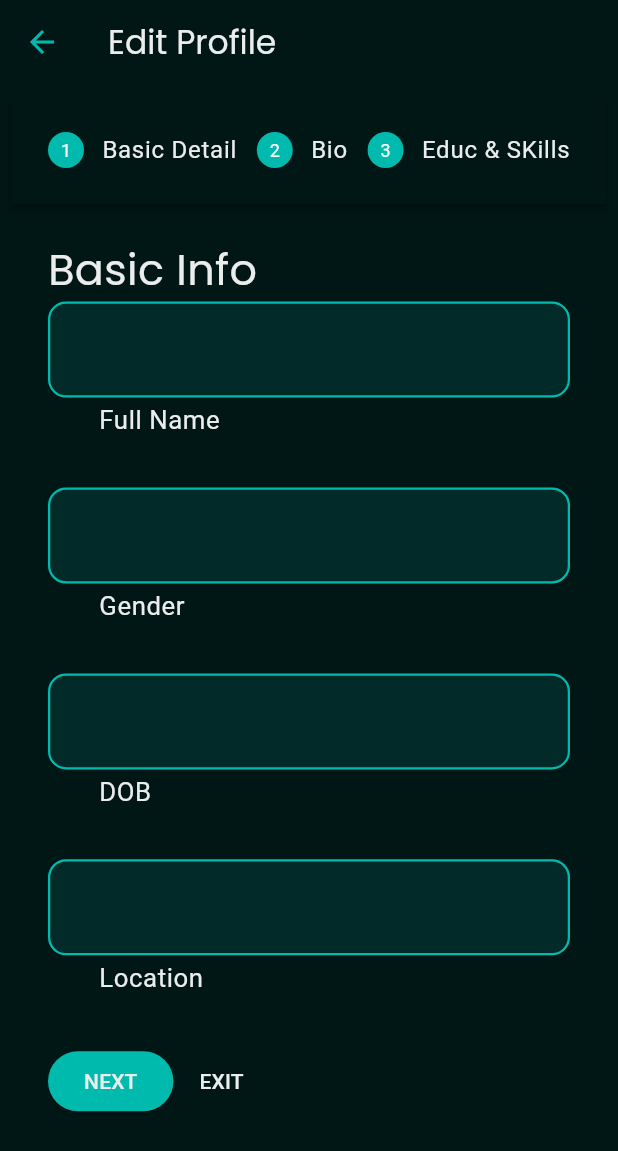
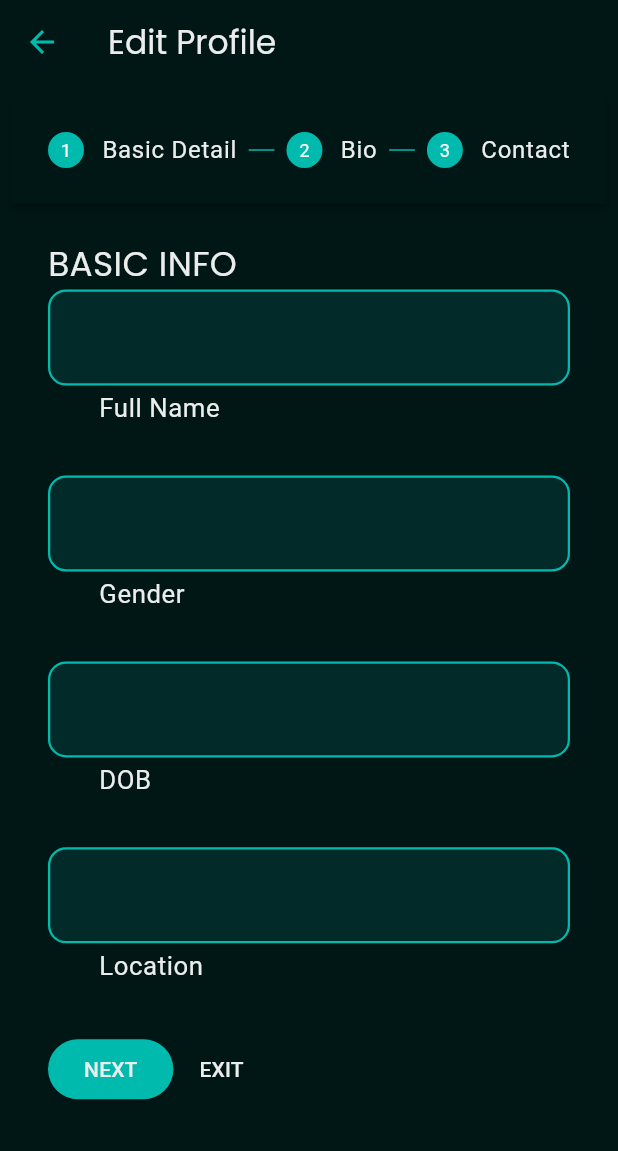
Before and after one commit to VivekYadavDeveloper/Jobs, a Flutter app: the EditUserProfileScreen screen opened directly, on a phone screen of 412 x 824 dp. Shown: the top 1151 px of the screen. Run offline on Flutter 3.47's test engine with Material 2 defaults, Android fonts, the phone set to English and light mode, and no system bars; our stand-ins replace flutter_screenutil, font_awesome_flutter, google_fonts, otp_text_field; missing offline and left inert: flutter_stripe.

Commit message:
Edit Screen / Fix Next Button/ Detail Screen

```diff
--- a/lib/view/editUserProfile/edit.user.profile.dart
+++ b/lib/view/editUserProfile/edit.user.profile.dart
@@ -35,13 +35,7 @@ class _EditUserProfileScreenState extends State<EditUserProfileScreen> {
       //   child: const FaIcon(FontAwesomeIcons.arrowRight),
       // ),
       appBar: AppBar(
-        // leading: Center(
-        //   child: InkWell(
-        //       onTap: () {
-        //         Navigator.pop(context);
-        //       },
-        //       child: FaIcon(FontAwesomeIcons.arrowLeft)),
-        // ),
+
         backgroundColor: AppColors.primaryColor,
         title: Text(
           "Edit Profile",
@@ -75,7 +69,7 @@ class _EditUserProfileScreenState extends State<EditUserProfileScreen> {
                           ),
                         ),
                         child: Text(
-                          _currentIndex == 2 ? "SUBMIT" : "NEXT",
+                          _currentIndex == 2 ? "DONE" : "NEXT",
                           // continued() == true ? "NEXT":"SUBMIT" ,
                           style: TextStyle(color: AppColors.whiteColor),
                         ),
@@ -107,9 +101,9 @@ class _EditUserProfileScreenState extends State<EditUserProfileScreen> {
                       crossAxisAlignment: CrossAxisAlignment.start,
                       children: <Widget>[
                         Text(
-                          "Basic Info",
+                          "BASIC INFO",
                           style: TextStyle(
-                              fontSize: 25.sp, color: AppColors.whiteColor),
+                              fontSize: 20.sp, color: AppColors.whiteColor),
                         ),
                         CustomTextField.customTextField(
                           helperText: "Full Name",
@@ -156,36 +150,24 @@ class _EditUserProfileScreenState extends State<EditUserProfileScreen> {
                       crossAxisAlignment: CrossAxisAlignment.start,
                       children: <Widget>[
                         Text(
-                          "Bio",
+                          "BIO",
                           textAlign: TextAlign.start,
                           style: TextStyle(
-                              fontSize: 25.sp, color: AppColors.whiteColor),
+                              fontSize: 20.sp, color: AppColors.whiteColor),
                         ),
                         CustomTextField.customTextField(
                             textEditingController: userBio,
                             textInputType: TextInputType.text,
                             helperText: "Bio (Max 500 Word)"),
-                      ],
-                    ),
-                    isActive: _currentIndex >= 0,
-                    state: _currentIndex >= 2
-                        ? StepState.complete
-                        : StepState.disabled,
-                  ),
-                  //**** Education Section
-                  Step(
-                    title: Text(
-                      "Educ & SKills",
-                      style: TextStyle(color: AppColors.whiteColor),
-                    ),
-                    content: Column(
-                      crossAxisAlignment: CrossAxisAlignment.start,
-                      children: <Widget>[
+                        SizedBox(height: 10.h),
+
+                        //**** Education Section ****//
                         Text(
-                          "Education",
+                          "EDUCATION",
                           style: TextStyle(
-                              fontSize: 25.sp, color: AppColors.whiteColor),
+                              fontSize: 20.sp, color: AppColors.whiteColor),
                         ),
+                        SizedBox(height: 10.h),
                         CustomTextField.customTextField(
                             textEditingController: userQualification,
                             textInputType: TextInputType.text,
@@ -218,14 +200,53 @@ class _EditUserProfileScreenState extends State<EditUserProfileScreen> {
                                     helperText: "To"))
                           ],
                         ),
+                      ],
+                    ),
+                    isActive: _currentIndex >= 0,
+                    state: _currentIndex >= 2
+                        ? StepState.complete
+                        : StepState.disabled,
+                  ),
+                  //**** Contact Section *****//
+                  Step(
+                    title: Text(
+                      "Contact",
+                      style: TextStyle(color: AppColors.whiteColor),
+                    ),
+                    content: Column(
+                      crossAxisAlignment: CrossAxisAlignment.start,
+                      children: <Widget>[
+                        Text(
+                          "CONTACT",
+                          style: TextStyle(
+                              fontSize: 20.sp, color: AppColors.whiteColor),
+                        ),
+                        SizedBox(height: 10.h),
                         CustomTextField.customTextField(
-                            textEditingController: toController,
-                            textInputType: TextInputType.datetime,
-                            helperText: "Skills"),
+                            textEditingController: userQualification,
+                            textInputType: TextInputType.phone,
+                            helperText: "Mobile No"),
+                        SizedBox(height: 10.h),
                         CustomTextField.customTextField(
-                            textEditingController: toController,
-                            textInputType: TextInputType.datetime,
-                            helperText: "CV")
+                            textEditingController: userQualification,
+                            textInputType: TextInputType.emailAddress,
+                            helperText: "Email"),
+                        SizedBox(height: 10.h),
+                        Container(
+                          height: 50.h,
+                          child: Center(
+                            child: ElevatedButton(
+                                onPressed: () {
+                                  Navigator.pop(context);
+                                },
+                                child: Text(
+                                  "SAVE PROFILE",
+                                  style: TextStyle(
+                                      fontSize: 15.sp,
+                                      color: AppColors.primaryColor),
+                                )),
+                          ),
+                        )
                       ],
                     ),
                     isActive: _currentIndex >= 0,
```
Also changed, not shown: lib/view/homeScreen/homeScreen.dart (+16 -7 lines), lib/view/jobDetaileSacreen/job.details.screen.dart (added, +113 -0 lines).
